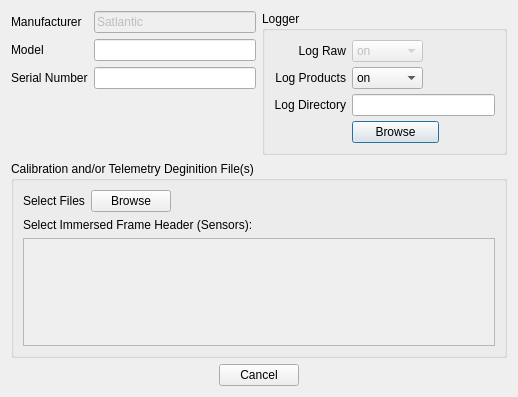
The window that inlinino/resources/setup_satlantic.ui (OceanOptics/Inlinino) describes before a commit, drawn with Qt 5.
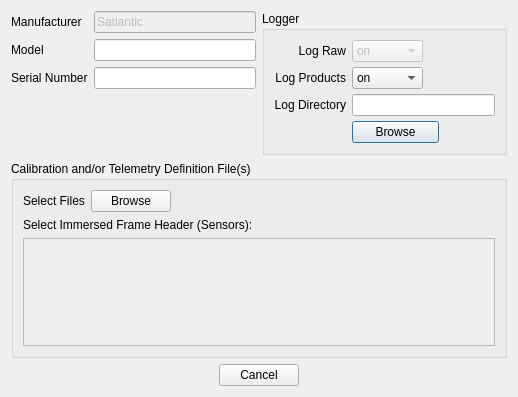
The same window after the commit.

Patch:
```diff
--- a/inlinino/resources/setup_satlantic.ui
+++ b/inlinino/resources/setup_satlantic.ui
@@ -196,7 +196,7 @@
    <item>
     <widget class="QGroupBox" name="groupBox_2">
      <property name="title">
-      <string>Calibration and/or Telemetry Deginition File(s)</string>
+      <string>Calibration and/or Telemetry Definition File(s)</string>
      </property>
      <layout class="QVBoxLayout" name="verticalLayout_2">
       <item>
```
